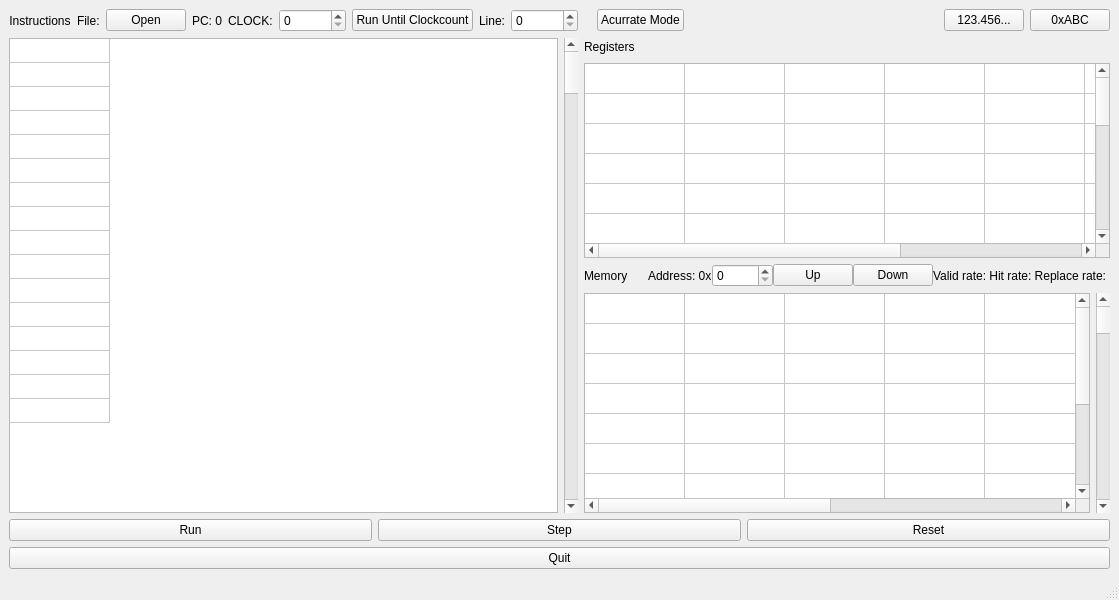
The window that OreOre-V/mainwindow.ui (cpuex2021-1/simulator) describes before a commit, drawn with Qt 5.
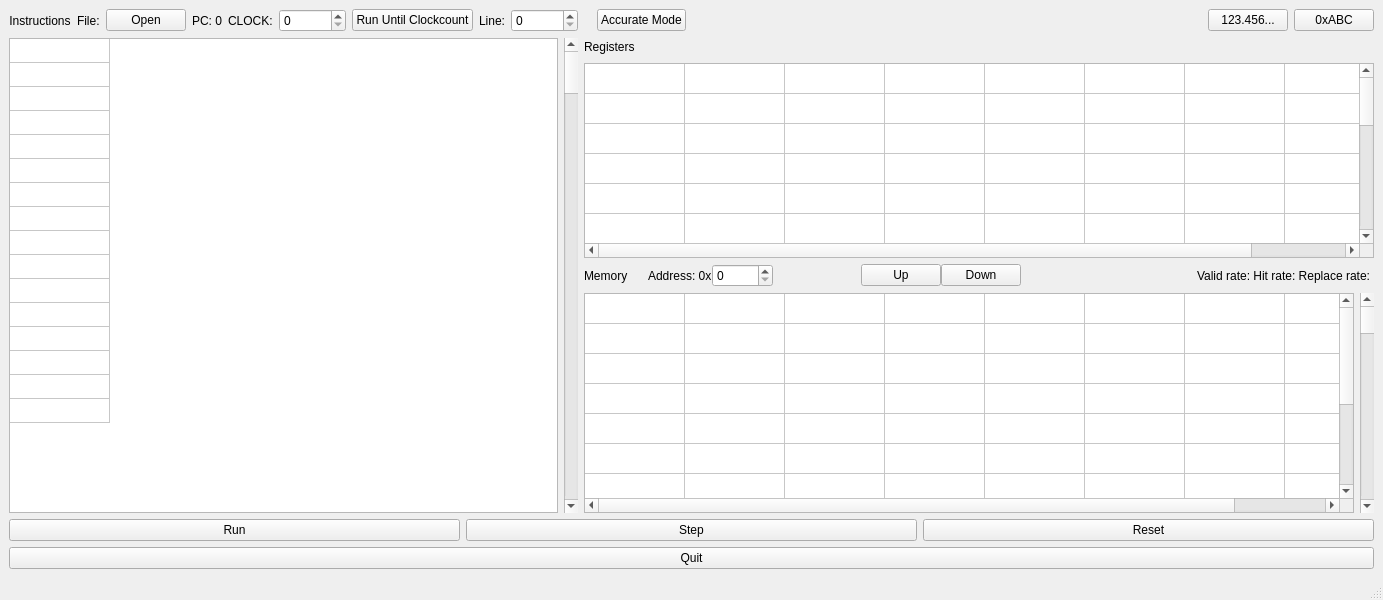
The same window after the commit.

Commit message: fixed stall logic

```diff
--- a/OreOre-V/mainwindow.ui
+++ b/OreOre-V/mainwindow.ui
@@ -6,7 +6,7 @@
    <rect>
     <x>0</x>
     <y>0</y>
-    <width>966</width>
+    <width>1383</width>
     <height>600</height>
    </rect>
   </property>
@@ -171,7 +171,7 @@
           <item>
            <widget class="QPushButton" name="SimulatorModeButton">
             <property name="text">
-             <string>Acurrate Mode</string>
+             <string>Accurate Mode</string>
             </property>
            </widget>
           </item>
```
The commit also changes 2 other files.
